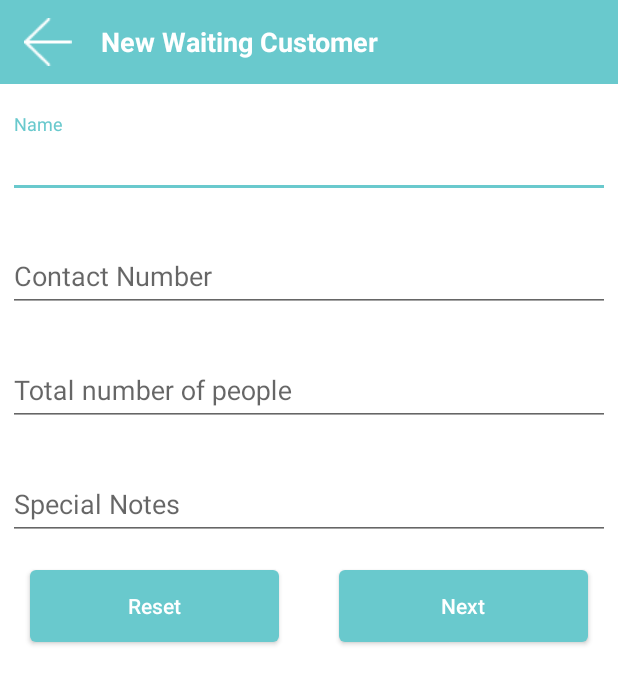
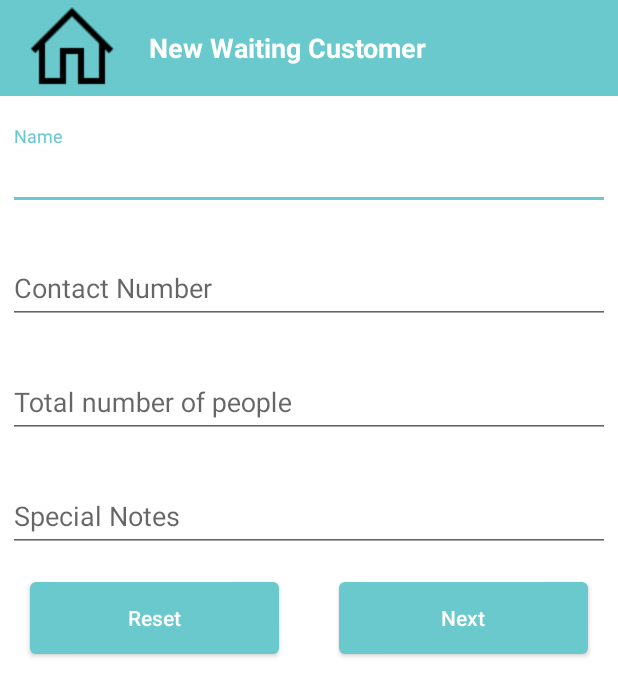
Before and after one commit to Motishjain/WaitingList_Manager, an Android app: the AddWaitingCustomerActivity screen opened directly, with no data from a screen before it, on a phone screen of 412 x 824 dp. Shown: the top 696 px of the screen. Run offline under Robolectric (Android 15) with nearby library versions, the phone set to English and light mode, and no system bars.

Commit message:
back button replaced by home button

```diff
--- a/app/src/main/java/com/example/admin/waitinglist/AddWaitingCustomerActivity.java
+++ b/app/src/main/java/com/example/admin/waitinglist/AddWaitingCustomerActivity.java
@@ -31,7 +31,7 @@ import biz.kasual.materialnumberpicker.MaterialNumberPicker;
 public class AddWaitingCustomerActivity extends OrmLiteBaseActivity<DBHelper> {
 
     EditText name, contactNumber, totalPeople, notes;
-    ImageView back_btn;
+    ImageView home_btn;
     Toolbar mToolbar;
     String est = "";
     biz.kasual.materialnumberpicker.MaterialNumberPicker numberPicker;
@@ -45,14 +45,15 @@ public class AddWaitingCustomerActivity extends OrmLiteBaseActivity<DBHelper> {
         contactNumber = (EditText) findViewById(R.id.inputContactNumberText);
         totalPeople = (EditText) findViewById(R.id.inputTotalPeopleText);
         notes = (EditText) findViewById(R.id.inputNotesText);
-        back_btn = (ImageView) findViewById(R.id.add_back);
+        home_btn = (ImageView) findViewById(R.id.add_home);
         inputNameLayout = (TextInputLayout) findViewById(R.id.inputNameLayout);
         inputContactNumberLayout = (TextInputLayout) findViewById(R.id.inputContactNumberLayout);
         inputTotalPeopleLayout = (TextInputLayout) findViewById(R.id.inputTotalPeopleLayout);
-        back_btn.setOnClickListener(new View.OnClickListener() {
+        home_btn.setOnClickListener(new View.OnClickListener() {
             @Override
             public void onClick(View v) {
-                AddWaitingCustomerActivity.this.finish();
+                Intent homePage = new Intent(AddWaitingCustomerActivity.this,HomePageActivity.class);
+                startActivity(homePage);
             }
         });
 
--- a/app/src/main/java/com/example/admin/waitinglist/ViewWaitingCustomersActivity.java
+++ b/app/src/main/java/com/example/admin/waitinglist/ViewWaitingCustomersActivity.java
@@ -106,12 +106,13 @@ public class ViewWaitingCustomersActivity extends OrmLiteBaseActivity<DBHelper>
             //TODO logging
         }
 
-        ImageView back_btn = (ImageView) findViewById(R.id.view_back);
+        ImageView back_btn = (ImageView) findViewById(R.id.view_home);
 
         back_btn.setOnClickListener(new View.OnClickListener() {
             @Override
             public void onClick(View v) {
-                ViewWaitingCustomersActivity.this.finish();
+                Intent homePage = new Intent(ViewWaitingCustomersActivity.this,HomePageActivity.class);
+                startActivity(homePage);
             }
         });
 
--- a/app/src/main/res/layout/activity_add_waiting_customer.xml
+++ b/app/src/main/res/layout/activity_add_waiting_customer.xml
@@ -20,10 +20,10 @@
             local:theme="@style/ThemeOverlay.AppCompat.Dark.ActionBar">
 
             <ImageView
-                android:id="@+id/add_back"
+                android:id="@+id/add_home"
                 android:layout_width="wrap_content"
                 android:layout_height="wrap_content"
-                android:background="@drawable/back_32" />
+                android:background="@drawable/home" />
 
             <TextView
                 android:layout_width="wrap_content"
--- a/app/src/main/res/layout/activity_view_waiting_customers.xml
+++ b/app/src/main/res/layout/activity_view_waiting_customers.xml
@@ -24,8 +24,8 @@
         <ImageView
             android:layout_width="wrap_content"
             android:layout_height="wrap_content"
-            android:background="@drawable/back_32"
-            android:id="@+id/view_back"
+            android:background="@drawable/home"
+            android:id="@+id/view_home"
             />
         <TextView
             android:layout_width="wrap_content"
@@ -34,7 +34,7 @@
             android:textColor="#fff"
             android:textSize="18sp"
             android:textStyle="bold"
-            android:layout_toRightOf="@id/view_back"
+            android:layout_toRightOf="@id/view_home"
             android:layout_marginLeft="35dp"
             android:layout_marginTop="5dp"
             />
```
Also changed, not shown: app/src/main/res/layout/activity_home_page.xml (+0 -10 lines), app/src/main/res/drawable/home.png (added).
